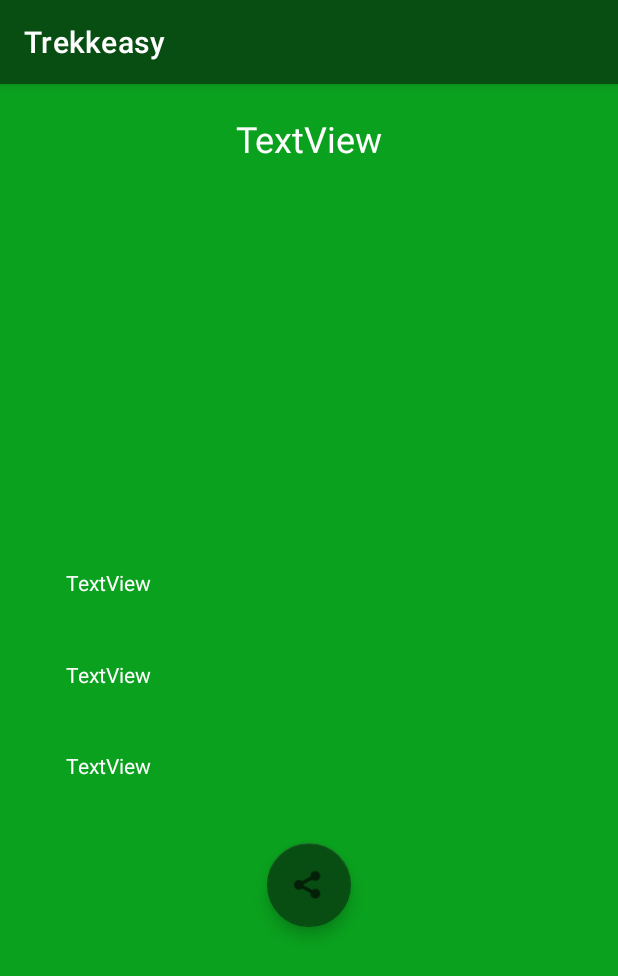
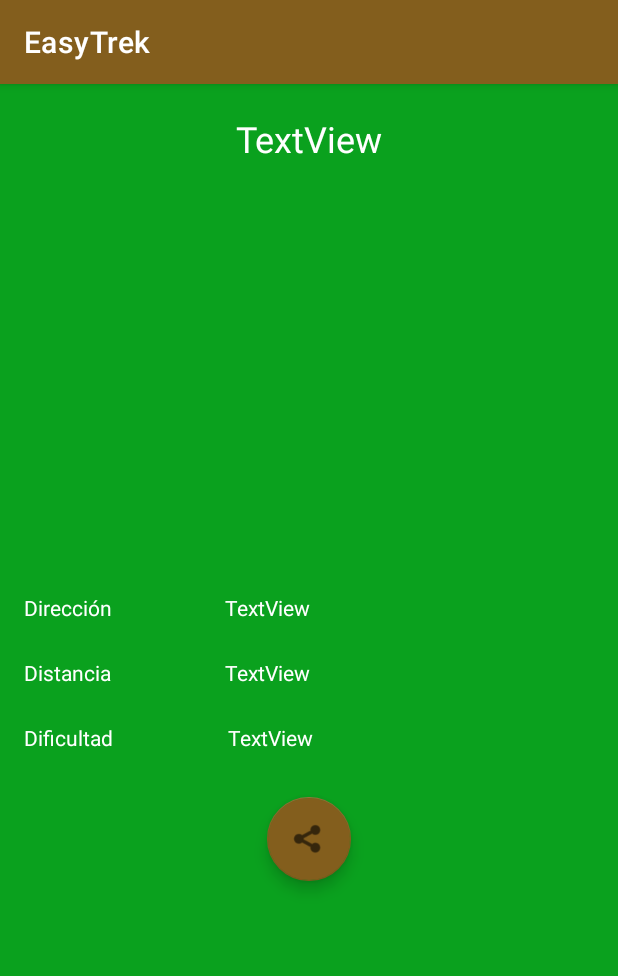
Before and after one commit to nicokufeke/3KKINGCITY, an Android app: the fragment TrekkingSantiagoDetailFragment placed in its activity, on a phone screen of 412 x 824 dp. Shown: the top 976 px of the screen. Run offline under Robolectric (Android 15) with nearby library versions, the phone set to English and light mode, and no system bars; our stand-ins replace Room's generated code, Timber; libraries missing offline, so code that uses them is left out: androidx.viewbinding; network calls fail; pictures from the network do not load; 1 statement that could not run was skipped.

Commit message:
Aplicacion casi terminada

```diff
--- a/app/src/main/AndroidManifest.xml
+++ b/app/src/main/AndroidManifest.xml
@@ -8,7 +8,7 @@
         android:name=".model.TrekkingSantiagoApplication"
         android:allowBackup="true"
         android:icon="@mipmap/ic_launcher_round"
-        android:label="Trekkeasy"
+        android:label="EasyTrek"
         android:roundIcon="@mipmap/ic_launcher_round"
         android:supportsRtl="true"
         android:theme="@style/Theme.3KKINGCAPITAL">
--- a/app/src/main/java/cl/eme/a3kkingcapital/view/TrekkingSantiagoDetailFragment.kt
+++ b/app/src/main/java/cl/eme/a3kkingcapital/view/TrekkingSantiagoDetailFragment.kt
@@ -26,20 +26,21 @@ class TrekkingSantiagoDetailFragment: Fragment() {
         binding.tvDifficulty.text = it.difficulty
         binding.ivTrekkingSantiago.load(it.image)
 
+
             fun email() {
 
                 val intent = Intent(Intent.ACTION_SEND)
-                intent.putExtra(Intent.EXTRA_EMAIL, arrayOf("consultas@trekkeasy.cl"))
+                intent.putExtra(Intent.EXTRA_EMAIL, arrayOf("consultas@easytrek.cl"))
                 intent.putExtra(Intent.EXTRA_SUBJECT, "Consulta por tu Trekking ${it.name} , ID : ${it.id} ")
                 intent.putExtra(
                         Intent.EXTRA_TEXT, " “Hola\n" +
                         "Vi el Trekking ${it.name} de código ${it.id} y me gustaría que me contactaran a este correo o al\n" +
-                        "siguiente número ___________")
+                        "siguiente número para conocer más detalles ___________")
                 intent.type = "message/rfc822"
                 startActivity(Intent.createChooser(intent, "Escoja el mail del cliente"))
             }
 
-            binding.floatingActionButton2.setOnClickListener { view ->
+            binding.floatingActionButton3.setOnClickListener { view ->
                 Snackbar.make(view, "Email", Snackbar.LENGTH_LONG)
                         .setAction("Action", null)
                         .show()
--- a/app/src/main/res/layout/fragment_detail_trekkingsantiago.xml
+++ b/app/src/main/res/layout/fragment_detail_trekkingsantiago.xml
@@ -9,45 +9,81 @@
 
 
     <TextView
+        android:id="@+id/textView4"
+        android:layout_width="60dp"
+        android:layout_height="0dp"
+        android:layout_marginStart="16dp"
+        android:layout_marginLeft="16dp"
+        android:layout_marginTop="12dp"
+        android:text="Dirección"
+        android:textColor="#FFFFFF"
+        app:layout_constraintStart_toStartOf="parent"
+        app:layout_constraintTop_toBottomOf="@+id/ivTrekkingSantiago" />
+
+    <TextView
+        android:id="@+id/textView3"
+        android:layout_width="60dp"
+        android:layout_height="0dp"
+        android:layout_marginStart="16dp"
+        android:layout_marginLeft="16dp"
+        android:layout_marginTop="24dp"
+        android:text="Distancia"
+        android:textColor="#FFFFFF"
+        app:layout_constraintStart_toStartOf="parent"
+        app:layout_constraintTop_toBottomOf="@+id/textView4" />
+
+    <TextView
+        android:id="@+id/textView2"
+        android:layout_width="60dp"
+        android:layout_height="0dp"
+        android:layout_marginStart="16dp"
+        android:layout_marginLeft="16dp"
+        android:layout_marginTop="24dp"
+        android:text="Dificultad"
+        android:textColor="#FFFFFF"
+        app:layout_constraintStart_toStartOf="parent"
+        app:layout_constraintTop_toBottomOf="@+id/textView3" />
+
+    <TextView
         android:id="@+id/tvDifficulty"
-        android:layout_width="286dp"
-        android:layout_height="51dp"
-        android:layout_marginStart="44dp"
-        android:layout_marginLeft="44dp"
-        android:layout_marginTop="15dp"
+        android:layout_width="240dp"
+        android:layout_height="37dp"
+        android:layout_marginTop="12dp"
+        android:layout_marginEnd="20dp"
+        android:layout_marginRight="20dp"
         android:text="@string/difficulty"
         android:textColor="#FFFFFF"
-        app:layout_constraintStart_toStartOf="parent"
+        app:layout_constraintEnd_toEndOf="parent"
         app:layout_constraintTop_toBottomOf="@+id/tvDistance" />
 
     <TextView
         android:id="@+id/tvDistance"
-        android:layout_width="284dp"
-        android:layout_height="45dp"
-        android:layout_marginStart="44dp"
-        android:layout_marginLeft="44dp"
-        android:layout_marginTop="15dp"
+        android:layout_width="242dp"
+        android:layout_height="31dp"
+        android:layout_marginTop="12dp"
+        android:layout_marginEnd="20dp"
+        android:layout_marginRight="20dp"
         android:text="@string/distance"
         android:textColor="#FFFFFF"
-        app:layout_constraintStart_toStartOf="parent"
+        app:layout_constraintEnd_toEndOf="parent"
         app:layout_constraintTop_toBottomOf="@+id/tvLocation" />
 
     <TextView
         android:id="@+id/tvLocation"
-        android:layout_width="284dp"
-        android:layout_height="46dp"
-        android:layout_marginStart="44dp"
-        android:layout_marginLeft="44dp"
-        android:layout_marginTop="20dp"
+        android:layout_width="242dp"
+        android:layout_height="31dp"
+        android:layout_marginTop="12dp"
+        android:layout_marginEnd="20dp"
+        android:layout_marginRight="20dp"
         android:text="@string/location"
         android:textColor="#FFFFFF"
-        app:layout_constraintStart_toStartOf="parent"
+        app:layout_constraintEnd_toEndOf="parent"
         app:layout_constraintTop_toBottomOf="@+id/ivTrekkingSantiago" />
 
     <ImageView
         android:id="@+id/ivTrekkingSantiago"
-        android:layout_width="324dp"
-        android:layout_height="225dp"
+        android:layout_width="250dp"
+        android:layout_height="250dp"
         android:layout_marginStart="43dp"
         android:layout_marginLeft="43dp"
         android:layout_marginEnd="43dp"
@@ -80,16 +116,16 @@
         app:layout_constraintTop_toTopOf="parent" />
 
     <com.google.android.material.floatingactionbutton.FloatingActionButton
-        android:id="@+id/floatingActionButton2"
+        android:id="@+id/floatingActionButton3"
         android:layout_width="wrap_content"
         android:layout_height="wrap_content"
         android:layout_marginStart="178dp"
         android:layout_marginLeft="178dp"
-        android:layout_marginTop="10dp"
+        android:layout_marginTop="12dp"
         android:layout_marginEnd="178dp"
         android:layout_marginRight="178dp"
         android:clickable="true"
-        app:backgroundTint="#084E12 "
+        app:backgroundTint="#835E1D"
         app:layout_constraintEnd_toEndOf="parent"
         app:layout_constraintStart_toStartOf="parent"
         app:layout_constraintTop_toBottomOf="@+id/tvDifficulty"
--- a/app/src/main/res/layout/item_list_trekking.xml
+++ b/app/src/main/res/layout/item_list_trekking.xml
@@ -17,8 +17,8 @@
 
         <ImageView
             android:id="@+id/rvimage"
-            android:layout_width="69dp"
-            android:layout_height="67dp"
+            android:layout_width="50dp"
+            android:layout_height="50dp"
             android:layout_marginStart="10dp"
             android:layout_marginLeft="10dp"
             android:layout_marginTop="10dp"
--- a/app/src/main/res/values-night/themes.xml
+++ b/app/src/main/res/values-night/themes.xml
@@ -2,8 +2,8 @@
     <!-- Base application theme. -->
     <style name="Theme.3KKINGCAPITAL" parent="Theme.MaterialComponents.DayNight.DarkActionBar">
         <!-- Primary brand color. -->
-        <item name="colorPrimary">@color/green</item>
-        <item name="colorPrimaryVariant">@color/green</item>
+        <item name="colorPrimary">@color/brown4</item>
+        <item name="colorPrimaryVariant">@color/brown4</item>
         <item name="colorOnPrimary">@color/black</item>
         <!-- Secondary brand color. -->
         <item name="colorSecondary">@color/teal_200</item>
--- a/app/src/main/res/values/colors.xml
+++ b/app/src/main/res/values/colors.xml
@@ -8,4 +8,10 @@
     <color name="black">#FF000000</color>
     <color name="white">#FFFFFFFF</color>
     <color name="green">#084E12</color>
+    <color name="brown1">#453210</color>
+    <color name="brown2">#684B18</color>
+    <color name="brown3">#37270C</color>
+    <color name="brown4">#835E1D</color>
+
+
 </resources>
--- a/app/src/main/res/values/themes.xml
+++ b/app/src/main/res/values/themes.xml
@@ -2,8 +2,8 @@
     <!-- Base application theme. -->
     <style name="Theme.3KKINGCAPITAL" parent="Theme.MaterialComponents.DayNight.DarkActionBar">
         <!-- Primary brand color. -->
-        <item name="colorPrimary">@color/green</item>
-        <item name="colorPrimaryVariant">@color/green</item>
+        <item name="colorPrimary">@color/brown4</item>
+        <item name="colorPrimaryVariant">@color/brown4</item>
         <item name="colorOnPrimary">@color/white</item>
         <!-- Secondary brand color. -->
         <item name="colorSecondary">@color/teal_200</item>
```
